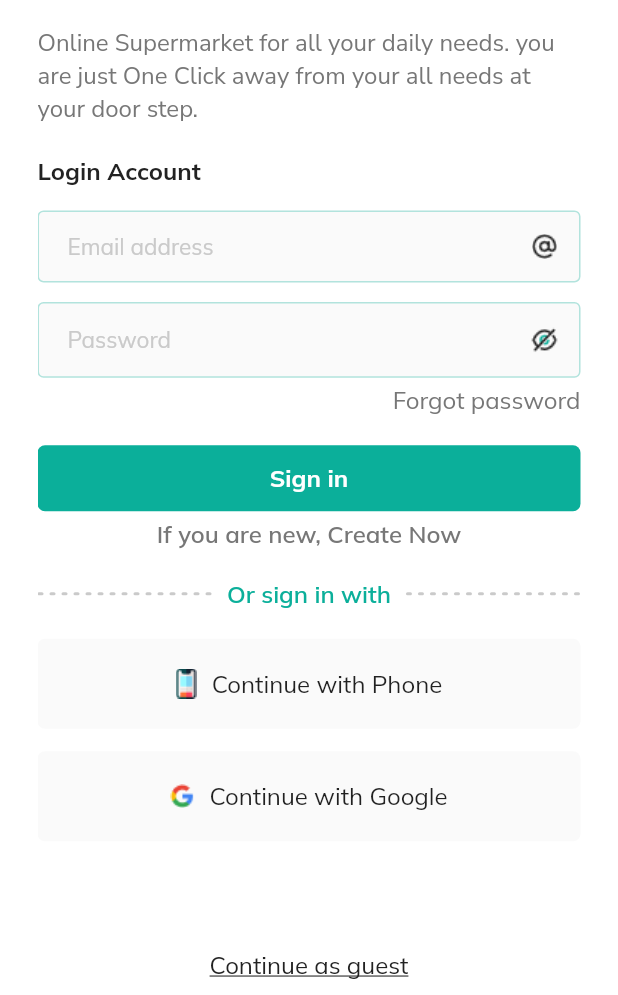
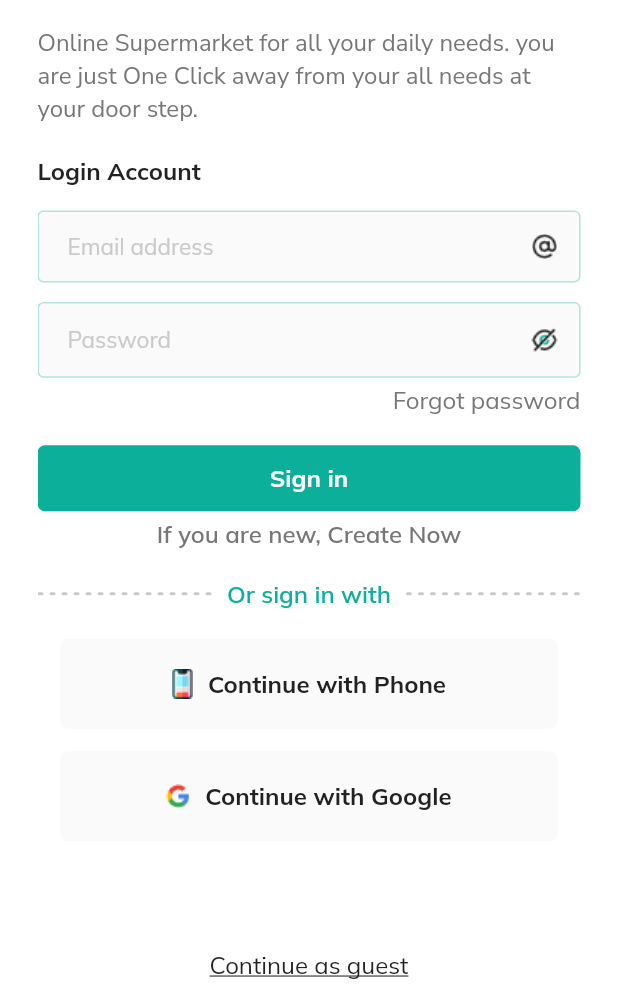
Before and after one commit to charmiswebiots/fastkart, a Flutter app: the screen it shows after launch, after a tap on "Continue with Phone", on a phone screen of 412 x 824 dp, the part 241-1236 px from its top. Run offline on Flutter 3.47's test engine with Material 2 defaults, Android fonts, the phone set to English and light mode, and no system bars; drawn by our look-alikes of dotted_line; our stand-ins replace dartx, get, get_storage, google_fonts, infinite_scroll_pagination; statements that could not run were skipped.

Commit message:
code optimization onboarding screen
code optimization onboarding screen

```diff
--- a/lib/routes/route_method.dart
+++ b/lib/routes/route_method.dart
@@ -11,7 +11,7 @@ class AppRoute {
   final List<GetPage> getPages = [
     GetPage(name: _routeName.changeTheme, page: () => ChangeTheme()),
     GetPage(name: _routeName.home, page: () => const Index()),
-    GetPage(name: _routeName.onBoarding, page: () => const OnBoardingScreen()),
+    GetPage(name: _routeName.onBoarding, page: () => OnBoardingScreen()),
     GetPage(name: _routeName.login, page: () => LoginScreen()),
     GetPage(name: _routeName.signup, page: () => SignUpScreen()),
   ];
--- a/lib/views/pages/login/login_screen.dart
+++ b/lib/views/pages/login/login_screen.dart
@@ -2,6 +2,7 @@ import 'package:fastkart/common/assets/index.dart';
 import 'package:fastkart/views/pages/login/util/login_constants.dart';
 import 'package:fastkart/views/pages/login/util/login_fontstyle.dart';
 import 'package:fastkart/views/pages/login/util/login_widget.dart';
+import 'package:fastkart/widgets/common/icon_button_widget.dart';
 import 'package:flutter/material.dart';
 
 import '../../../config.dart';
@@ -92,17 +93,18 @@ Get.toNamed(routeName.signup);
                                     color: appCtrl.appTheme.contentColor,
                                     fontColor: appCtrl.appTheme.primary),
                                 Space(0, 20),
-                                LoginWidget().socialLoginButton(
-                                  containerColor: appCtrl.appTheme.lightGray,
-                                  icon: iconAssets.mobileIcon,
-                                  text: LoginFont().continueWithPhone,
-                                ),
+                                IconButtonWidget(icon: iconAssets.mobileIcon,type: LoginFont().phone,
+                                textWidget:LoginFontStyle().mulishtextLayout(
+                                    text: LoginFont().continueWithPhone,
+                                    color: appCtrl.appTheme.titleColor,
+                                    fontSize: 16,
+                                    fontWeight: FontWeight.bold) ,),
                                 Space(0, 15),
-                                LoginWidget().socialLoginButton(
-                                  containerColor: appCtrl.appTheme.lightGray,
-                                  icon: iconAssets.google,
-                                  text: LoginFont().continueWithGoogle,
-                                ),
+                                IconButtonWidget(icon: iconAssets.google,textWidget: LoginFontStyle().mulishtextLayout(
+                                    text: LoginFont().continueWithGoogle,
+                                    color: appCtrl.appTheme.titleColor,
+                                    fontSize: 16,
+                                    fontWeight: FontWeight.bold) ,type: LoginFont().google,),
                               ],
                             ),
                           ],
--- a/lib/views/pages/login/util/login_constants.dart
+++ b/lib/views/pages/login/util/login_constants.dart
@@ -11,6 +11,8 @@ class LoginFont{
    String continueWithPhone = 'Continue with Phone';
    String continueWithGoogle = 'Continue with Google';
    String continueAsGuest = 'Continue as guest';
+   String phone = 'phone';
+   String google = 'google';
 }
 
 
--- a/lib/views/pages/login/util/login_fontstyle.dart
+++ b/lib/views/pages/login/util/login_fontstyle.dart
@@ -1,4 +1,3 @@
-
 import 'package:fastkart/config.dart';
 import 'package:fastkart/views/pages/login/util/login_constants.dart';
 import 'package:flutter/material.dart';
@@ -16,12 +15,14 @@ class LoginFontStyle {
   }
 
 //mulish font family text layout
-  Widget mulishtextLayout(
-      {String? text,
+  Widget mulishtextLayout({
+    String? text,
     color,
     double fontSize = textSizeMedium,
     FontWeight fontWeight = FontWeight.normal,
-        TextDecoration textDecoration = TextDecoration.none,GestureTapCallback? onTap,}) {
+    TextDecoration textDecoration = TextDecoration.none,
+    GestureTapCallback? onTap,
+  }) {
     return InkWell(
       onTap: onTap,
       child: Text(text!,
--- a/lib/views/pages/login/util/login_widget.dart
+++ b/lib/views/pages/login/util/login_widget.dart
@@ -103,23 +103,6 @@ class LoginWidget {
     );
   }
 
-  //social login button
-  Widget socialLoginButton({containerColor, String? icon, String? text}) {
-    return Container(
-      padding: EdgeInsets.all(20),
-      decoration: BoxDecoration(
-          color: containerColor, borderRadius: BorderRadius.circular(5)),
-      child: Row(
-        mainAxisAlignment: MainAxisAlignment.center,
-        children: [
-          Image.asset(icon!),
-          Space(10, 0),
-          LoginFontStyle().mulishtextLayout(text: text)
-        ],
-      ),
-    ).marginOnly(left: 0, right: 0).gestures(onTap: () {});
-  }
-
   //signup with layout
   Widget signupWithLayout({color, fontColor}) {
     return Row(
--- a/lib/views/pages/onboarding_screen/font_text_name.dart
+++ /dev/null
@@ -1,7 +0,0 @@
-//on boarding text
-const getSafeDelivery = 'Get Safe Delivery At\n Your Door Step';
-const description = 'Online Supermarket for all your daily needs. you\n are just One Click away from your all needs at\n your door step. ';
-const continueWithPhone = 'Continue with Phone';
-const continueWithGoogle = 'Continue with Google';
-const phone = 'phone';
-const google = 'google';
--- a/lib/views/pages/onboarding_screen/onboarding_screen.dart
+++ b/lib/views/pages/onboarding_screen/onboarding_screen.dart
@@ -1,13 +1,18 @@
-import 'package:fastkart/app_extensions.dart';
 import 'package:fastkart/common/assets/index.dart';
-import 'package:fastkart/views/image_layout/background_image.dart';
-import 'package:fastkart/views/pages/onboarding_screen/font_text_name.dart';
-import 'package:fastkart/views/pages/onboarding_screen/util/button_widget.dart';
-import 'package:fastkart/views/pages/onboarding_screen/util/text_widget.dart';
+import 'package:fastkart/config.dart';
+import 'package:fastkart/views/pages/onboarding_screen/util/onboarding_constants.dart';
+import 'package:fastkart/views/pages/onboarding_screen/util/onboarding_fontstyle.dart';
+import 'package:fastkart/views/pages/onboarding_screen/util/onboarding_widget.dart';
+import 'package:fastkart/widgets/common/icon_button_widget.dart';
 import 'package:flutter/material.dart';
 
 class OnBoardingScreen extends StatelessWidget {
-  const OnBoardingScreen({Key? key}) : super(key: key);
+  var appCtrl = Get.isRegistered<AppController>()
+      ? Get.find<AppController>()
+      : Get.put(AppController());
+  String? text;
+
+  OnBoardingScreen({Key? key}) : super(key: key);
 
   @override
   Widget build(BuildContext context) {
@@ -16,17 +21,45 @@ class OnBoardingScreen extends StatelessWidget {
         width: MediaQuery.of(context).size.width,
         child: Column(
           children: [
-            BackgroundImage(image: imageAssets.onboardingImage,height: 2.3,),
+            OnboardingWidget().backgroundImage(
+                image: imageAssets.onboardingImage,
+                height: 2.3,
+                context: context),
             Space(0, 15),
-            Image.asset(imageAssets.smallLogoImage,width: MediaQuery.of(context).size.width,),
+            OnboardingWidget().smallLogoImage(
+                image: imageAssets.smallLogoImage, context: context),
             Space(0, 2),
-            QuickSandTextWidget(text: getSafeDelivery,),
+            OnboardingFontStyle().quicksandtextLayout(
+                text: OnboardingFont().getSafeDelivery,
+                color: appCtrl.appTheme.titleColor,
+                fontSize: textSizeNormal,
+                fontWeight: FontWeight.w500),
             Space(0, 10),
-            NunitoSansTextWidget(text: description,),
+            OnboardingFontStyle().nunitotextLayout(
+                text: OnboardingFont().description,
+                color: appCtrl.appTheme.contentColor,
+                fontSize: textSizeSMedium,
+                fontWeight: FontWeight.normal),
             Space(0, 10),
-            IconButtonWidget(icon: iconAssets.mobileIcon,text: continueWithPhone,type: phone,),
+            IconButtonWidget(
+              icon: iconAssets.mobileIcon,
+              textWidget: OnboardingFontStyle().mulishtextLayout(
+                  text: OnboardingFont().continueWithPhone,
+                  color: appCtrl.appTheme.titleColor,
+                  fontSize: 16,
+                  fontWeight: FontWeight.bold),
+              type: OnboardingFont().phone,
+            ),
             Space(0, 15),
-            IconButtonWidget(icon: iconAssets.google,text: continueWithGoogle,type: google,),
+            IconButtonWidget(
+              icon: iconAssets.google,
+              textWidget: OnboardingFontStyle().mulishtextLayout(
+                  text: OnboardingFont().continueWithGoogle,
+                  color: appCtrl.appTheme.titleColor,
+                  fontSize: 16,
+                  fontWeight: FontWeight.bold),
+              type: OnboardingFont().google,
+            ),
           ],
         ),
       ),
--- a/lib/views/pages/onboarding_screen/util/text_widget.dart
+++ b/lib/views/pages/onboarding_screen/util/onboarding_fontstyle.dart
@@ -1,3 +1,4 @@
+import 'package:fastkart/views/pages/onboarding_screen/util/onboarding_constants.dart';
 import 'package:flutter/material.dart';
 
 import '../../../../config.dart';
@@ -70,3 +71,65 @@ class MulishTextWidget extends StatelessWidget {
     );
   }
 }
+
+class OnboardingFontStyle{
+  var appCtrl = Get.isRegistered<AppController>()
+      ? Get.find<AppController>()
+      : Get.put(AppController());
+
+
+  //nunito font family text layout
+  Widget nunitotextLayout(
+      {String? text,
+        color,
+        double fontSize = textSizeMedium,
+        FontWeight fontWeight = FontWeight.normal}) {
+    return Text(
+      text!,
+      textAlign: TextAlign.center,
+      style: AppCss().nunitoTextStyle(
+          color: color,
+          fontSize: fontSize,
+          fontWeight:fontWeight
+      ),
+    );
+  }
+
+
+//mulish font family text layout
+  Widget mulishtextLayout({
+    String? text,
+    color,
+    double fontSize = textSizeMedium,
+    FontWeight fontWeight = FontWeight.normal,
+    TextDecoration textDecoration = TextDecoration.none,
+    GestureTapCallback? onTap,
+  }) {
+    return InkWell(
+      onTap: onTap,
+      child: Text(text!,
+          style: AppCss().mulishTextStyle(
+              color: color,
+              fontWeight: fontWeight,
+              fontSize: textSizeMedium,
+              textDecoration: textDecoration)),
+    );
+  }
+
+  //quicksand font family text layout
+  Widget quicksandtextLayout(
+      {String? text,
+        color,
+        double fontSize = textSizeMedium,
+        FontWeight fontWeight = FontWeight.normal}) {
+    return Text(
+      text!,
+      textAlign: TextAlign.center,
+      style: AppCss().quicksandTextStyle(
+          color: color,
+          fontSize: fontSize,
+          fontWeight:fontWeight
+      ),
+    );
+  }
+}
--- /dev/null
+++ b/lib/views/pages/onboarding_screen/util/onboarding_widget.dart
@@ -0,0 +1,22 @@
+import 'package:flutter/material.dart';
+
+class OnboardingWidget{
+
+  //background Image
+  Widget backgroundImage({String? image,double? height,BuildContext? context}){
+    return Container(
+      height: MediaQuery.of(context!).size.height/height!,
+      decoration: BoxDecoration(
+        image: DecorationImage(
+          image: AssetImage(image!,),
+          fit: BoxFit.fill,
+        ),
+      ),
+    );
+  }
+  //small logo Image
+  Widget smallLogoImage({String? image,BuildContext? context}){
+    return Image.asset(image!,width: MediaQuery.of(context!).size.width,);
+  }
+
+}
--- a/lib/views/pages/signup/util/signup_constants.dart
+++ b/lib/views/pages/signup/util/signup_constants.dart
@@ -12,6 +12,8 @@ class SignupFont{
    String continueWithPhone = 'Continue with Phone';
    String continueWithGoogle = 'Continue with Google';
    String continueAsGuest = 'Continue as guest';
+   String phone = 'phone';
+   String google = 'google';
 }
 
 
--- a/lib/views/pages/splash_screen/splash_logo.dart
+++ /dev/null
@@ -1,17 +0,0 @@
-import 'package:fastkart/common/assets/index.dart';
-import 'package:flutter/material.dart';
-
-class SplashLogo extends StatelessWidget {
-  const SplashLogo({Key? key}) : super(key: key);
-
-  @override
-  Widget build(BuildContext context) {
-    return Positioned(
-      bottom: 20,
-      left: MediaQuery.of(context).size.width /4,
-      child: Image.asset(
-        imageAssets.logo,
-      ),
-    );
-  }
-}
--- a/lib/views/pages/splash_screen/splash_screen.dart
+++ b/lib/views/pages/splash_screen/splash_screen.dart
@@ -1,6 +1,5 @@
 import 'package:fastkart/common/assets/index.dart';
-import 'package:fastkart/views/image_layout/background_image.dart';
-import 'package:fastkart/views/pages/splash_screen/splash_logo.dart';
+import 'package:fastkart/views/pages/splash_screen/util/splash_widget.dart';
 import 'package:flutter/material.dart';
 
 import 'package:fastkart/config.dart';
@@ -17,9 +16,9 @@ class SplashScreen extends StatelessWidget {
       body: Stack(
         children:  [
           //Back Image Layout
-          BackgroundImage(image: imageAssets.splashBGImage,height: 1.6,),
+         SplashWidget().backgroundImage(image: imageAssets.splashBGImage,height: 1.6,context: context),
           //splash logo Layout
-          SplashLogo()
+          SplashWidget().splashLogo(image: imageAssets.logo,width: 4,context: context)
         ],
       ),
     );
--- /dev/null
+++ b/lib/views/pages/splash_screen/util/splash_widget.dart
@@ -0,0 +1,30 @@
+import 'package:flutter/cupertino.dart';
+
+class SplashWidget {
+  //splash background Image
+  Widget backgroundImage(
+      {String? image, BuildContext? context, double? height}) {
+    return Container(
+      height: MediaQuery.of(context!).size.height / height!,
+      decoration: BoxDecoration(
+        image: DecorationImage(
+          image: AssetImage(
+            image!,
+          ),
+          fit: BoxFit.fill,
+        ),
+      ),
+    );
+  }
+
+  //splash logo layout
+  Widget splashLogo({String? image, BuildContext? context, double? width}) {
+    return Positioned(
+      bottom: 20,
+      left: MediaQuery.of(context!).size.width /width!,
+      child: Image.asset(
+        image!,
+      ),
+    );
+  }
+}
--- a/lib/views/pages/onboarding_screen/util/button_widget.dart
+++ b/lib/widgets/common/icon_button_widget.dart
@@ -1,5 +1,5 @@
 import 'package:fastkart/config.dart';
-import 'package:fastkart/views/pages/onboarding_screen/util/text_widget.dart';
+import 'package:fastkart/views/pages/onboarding_screen/util/onboarding_fontstyle.dart';
 import 'package:flutter/material.dart';
 
 class IconButtonWidget extends StatelessWidget {
@@ -7,10 +7,11 @@ class IconButtonWidget extends StatelessWidget {
       ? Get.find<AppController>()
       : Get.put(AppController());
   String? icon;
-  String? text;
+  Widget? textWidget;
   String? type;
 
-  IconButtonWidget({Key? key, this.icon, this.text, this.type}) : super(key: key);
+
+  IconButtonWidget({Key? key, this.icon, this.textWidget, this.type}) : super(key: key);
 
   @override
   Widget build(BuildContext context) {
@@ -24,9 +25,8 @@ class IconButtonWidget extends StatelessWidget {
         children: [
           Image.asset(icon!),
           Space(10, 0),
-          MulishTextWidget(
-            text: text,
-          )
+          textWidget!
+
         ],
       ),
     ).marginOnly(left: 15, right: 15).gestures(onTap: () {
```
Also changed, not shown: lib/views/image_layout/image_layout.dart (renamed from lib/views/image_layout/background_image.dart, +4 -3 lines), lib/views/pages/404_screen/404_screen.dart (added, +17 -0 lines), lib/views/pages/onboarding_screen/util/onboarding_constants.dart (added, +18 -0 lines), lib/views/pages/signup/signup_screen.dart (+24 -12 lines). Lines whose indentation alone changed are shown as unchanged.
